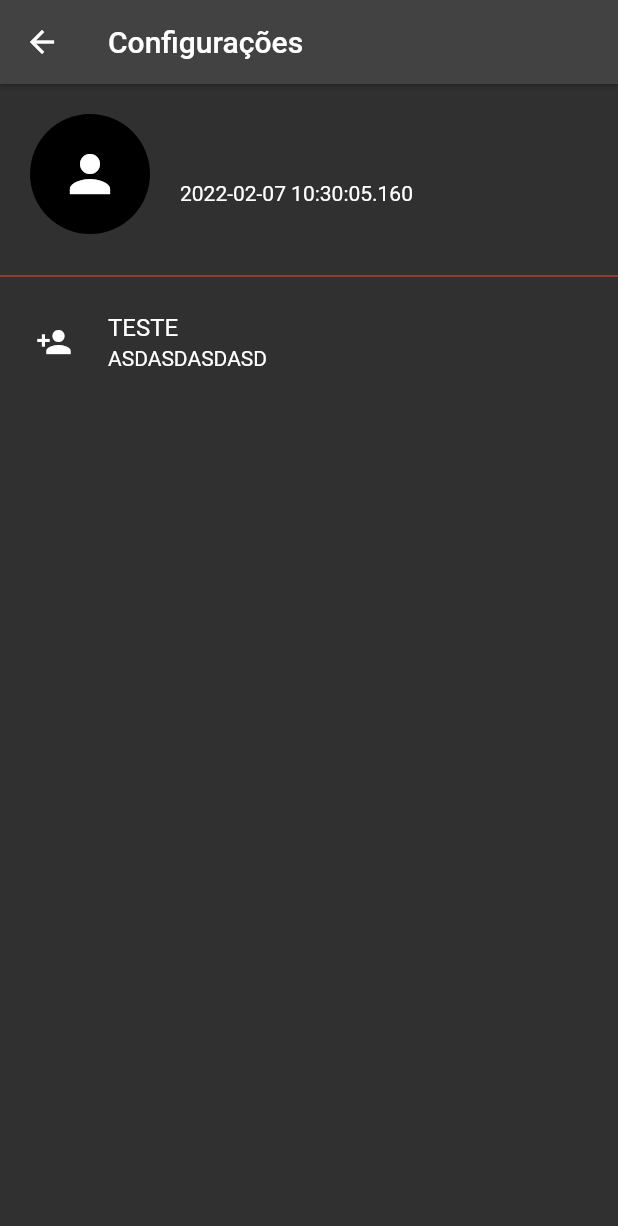
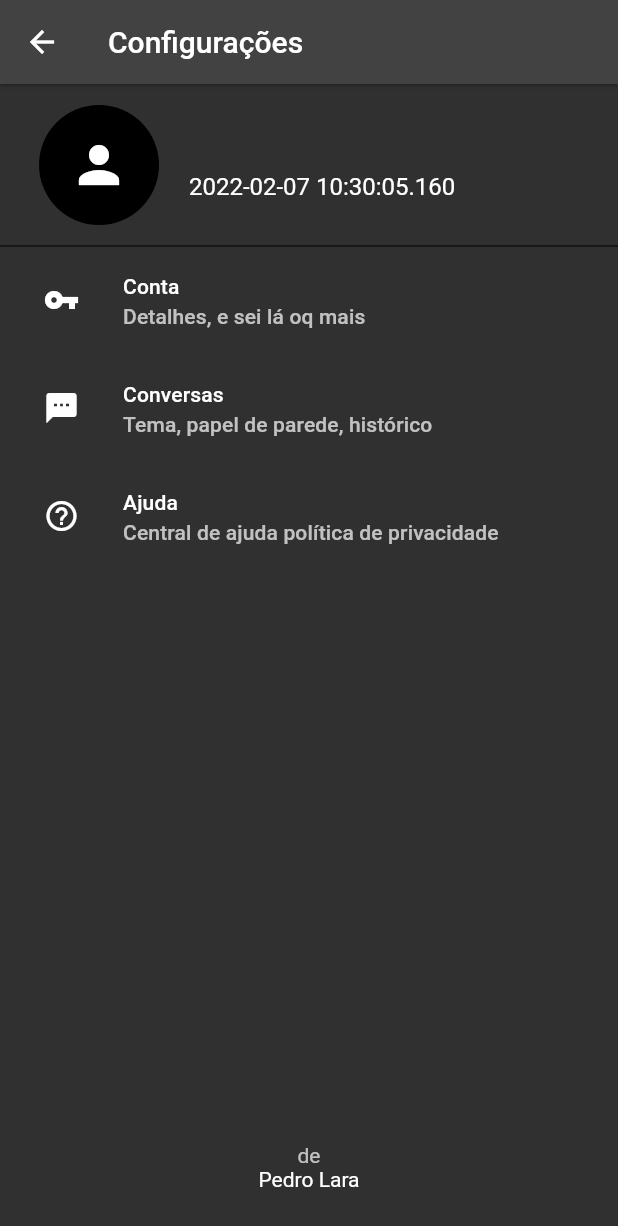
Before and after one commit to PLLara/Clone-Do-Whatsapp, a Flutter app: the Configuracoes screen opened directly, on a phone screen of 412 x 824 dp. Shown: the top 1226 px of the screen. Run offline on Flutter 3.47's test engine with Material 2 defaults, Android fonts, the light colour scheme and no system bars; our stand-ins replace cached_network_image, camera, firebase_auth, firebase_core, firebase_database, firebase_storage and 5 more; accounts and stored records are empty.

Commit message:
Configurações atualizadas

```diff
--- a/lib/common/themes/default.dart
+++ b/lib/common/themes/default.dart
@@ -14,7 +14,7 @@ import 'package:flutter/material.dart';
 //   ),
 // );
 
-var defaultColor = Colors.yellow;
+var defaultColor = Colors.amber;
 
 defaultAppTheme() {
   return ThemeData.dark().copyWith(
--- a/lib/features/2_app/2.1_conversas/2_conversa/widgets/bottom_input.dart
+++ b/lib/features/2_app/2.1_conversas/2_conversa/widgets/bottom_input.dart
@@ -69,8 +69,7 @@ class BottomInputBar extends StatelessWidget {
                                     TextButton(
                                       onPressed: () {
                                         Get.back();
-                                        if (image != null) {
-                                          var ref = FirebaseStorage.instance.ref('conversas/geral/${Uuid().v4()}');
+                                        var ref = FirebaseStorage.instance.ref('conversas/geral/${const Uuid().v4()}');
                                         try {
                                           ref.putFile(File(image.path)).then(
                                             (p0) async {
@@ -85,7 +84,6 @@ class BottomInputBar extends StatelessWidget {
                                               File(image.path),
                                             ),
                                           );
-                                          }
                                         }
                                       },
                                       child: Text("Send"),
--- a/lib/features/2_app/2_tab_controller.dart/2.0_tab_controller.dart
+++ b/lib/features/2_app/2_tab_controller.dart/2.0_tab_controller.dart
@@ -25,13 +25,13 @@ class _HomeState extends State<Home> {
     List<TabData> myTabs = [
       TabData(
         myTab: const Tab(
-          text: 'Conversas',
+          text: 'CONVERSAS',
         ),
         myWidget: Conversas(),
       ),
       TabData(
         myTab: const Tab(
-          text: 'Status',
+          text: 'STATUS',
         ),
         myWidget: Scaffold(
           body: Center(child: Text(":)")),
--- a/lib/features/2_app/3_configuracoes/configuracoes_widget.dart
+++ b/lib/features/2_app/3_configuracoes/configuracoes_widget.dart
@@ -1,5 +1,9 @@
+// ignore_for_file: must_be_immutable
+
 import 'package:firebase_auth/firebase_auth.dart';
 import 'package:flutter/material.dart';
+import 'package:get/get.dart';
+import 'package:whatsapp2/common/navigator/go_to_page.dart';
 
 class Configuracoes extends StatelessWidget {
   const Configuracoes({
@@ -8,27 +12,264 @@ class Configuracoes extends StatelessWidget {
 
   @override
   Widget build(BuildContext context) {
+    return Scaffold(
+      appBar: AppBar(
+        title: const Text('Configurações'),
+      ),
+      body: Column(
+        mainAxisSize: MainAxisSize.max,
+        mainAxisAlignment: MainAxisAlignment.spaceBetween,
+        children: [
+          Column(
+            children: [
+              UserIdentity(
+                onTap: () {
+                  goToPage(
+                    const UserDetails(
+                      key: Key('userdetails'),
+                    ),
+                  );
+                },
+              ),
+              const Divider(
+                height: 0,
+                color: Colors.black,
+              ),
+              Column(
+                mainAxisSize: MainAxisSize.max,
+                children: const [
+                  ConfigurationOption(
+                    title: "Conta",
+                    subtitle: "Detalhes, e sei lá oq mais",
+                    icon: Icons.vpn_key,
+                  ),
+                  ConfigurationOption(
+                    title: "Conversas",
+                    subtitle: "Tema, papel de parede, histórico",
+                    icon: Icons.sms,
+                  ),
+                  ConfigurationOption(
+                    title: "Ajuda",
+                    subtitle: "Central de ajuda política de privacidade",
+                    icon: Icons.help_outline,
+                  ),
+                ],
+              ),
+            ],
+          ),
+          Center(
+            child: Column(
+              children: const [
+                Text(
+                  'de',
+                  style: TextStyle(color: Colors.white70),
+                ),
+                Text('Pedro Lara'),
+                SizedBox(
+                  height: 30,
+                )
+              ],
+            ),
+          )
+        ],
+      ),
+    );
+  }
+}
+
+class UserDetails extends StatelessWidget {
+  const UserDetails({
+    Key? key,
+  }) : super(key: key);
+
+  @override
+  Widget build(BuildContext context) {
+    return Scaffold(
+      appBar: AppBar(),
+      body: Column(
+        children: [
+          Center(
+            child: Hero(
+              tag: 'avatar',
+              child: TextButton(
+                onPressed: () {},
+                child: const Padding(
+                  padding: EdgeInsets.all(20.0),
+                  child: CircleAvatar(
+                    radius: 70,
+                    child: Icon(
+                      Icons.person,
+                      size: 70,
+                    ),
+                  ),
+                ),
+              ),
+            ),
+          ),
+          ConfigurationOption(
+            title: 'Nome',
+            subtitle: FirebaseAuth.instance.currentUser?.displayName ?? '',
+            icon: Icons.person,
+            endIcon: Icons.edit,
+            callback: () {
+              showModalBottomSheet(
+                context: context,
+                shape: const RoundedRectangleBorder(
+                  borderRadius: BorderRadius.vertical(
+                    top: Radius.circular(
+                      5.0,
+                    ),
+                  ),
+                ),
+                isScrollControlled: true,
+                builder: (context) => const ChangeNameBottomSheet(),
+              );
+            },
+          ),
+          const Divider(
+            height: 0,
+            color: Colors.black,
+          ),
+          ConfigurationOption(
+            title: 'Telefone',
+            subtitle: FirebaseAuth.instance.currentUser?.phoneNumber ?? '',
+            icon: Icons.phone,
+          ),
+        ],
+      ),
+    );
+  }
+}
+
+class ChangeNameBottomSheet extends StatefulWidget {
+  const ChangeNameBottomSheet({
+    Key? key,
+  }) : super(key: key);
+
+  @override
+  State<ChangeNameBottomSheet> createState() => _ChangeNameBottomSheetState();
+}
+
+class _ChangeNameBottomSheetState extends State<ChangeNameBottomSheet> {
+  TextEditingController nameController = TextEditingController();
+
+  @override
+  Widget build(BuildContext context) {
+    return Padding(
+      padding: const EdgeInsets.symmetric(horizontal: 25),
+      child: Column(
+        crossAxisAlignment: CrossAxisAlignment.start,
+        mainAxisSize: MainAxisSize.min,
+        children: [
+          Row(
+            mainAxisSize: MainAxisSize.max,
+            mainAxisAlignment: MainAxisAlignment.end,
+            children: [
+              TextButton(
+                onPressed: () {
+                  Get.back();
+                },
+                child: const Text("CANCELAR"),
+              ),
+              TextButton(
+                onPressed: () async {
+                  Get.back();
+                  await FirebaseAuth.instance.currentUser?.updateDisplayName(nameController.text).then(
+                        (value) => {
+                          Get.showSnackbar(
+                            const GetSnackBar(
+                              title: "Success",
+                              message: ":)",
+                            ),
+                          )
+                        },
+                      );
+                },
+                child: const Text("SALVAR"),
+              ),
+            ],
+          ),
+          const Padding(
+            padding: EdgeInsets.only(top: 20),
+            child: Text(
+              'Insira seu nome',
+            ),
+          ),
+          Padding(
+            padding: EdgeInsets.only(bottom: MediaQuery.of(context).viewInsets.bottom),
+            child: TextField(
+              controller: nameController,
+              autofocus: true,
+            ),
+          ),
+          const SizedBox(height: 10),
+        ],
+      ),
+    );
+  }
+}
+
+class ConfigurationOption extends StatelessWidget {
+  final String title;
+  final String subtitle;
+  final IconData icon;
+
+  final IconData? endIcon;
+
+  final VoidCallback? callback;
+
+  const ConfigurationOption({Key? key, required this.title, required this.subtitle, required this.icon, this.endIcon, this.callback}) : super(key: key);
+
+  @override
+  Widget build(BuildContext context) {
+    return ListTile(
+      onTap: callback,
+      leading: SizedBox(
+        width: 50,
+        child: Center(
+          child: Icon(icon),
+        ),
+      ),
+      title: Text(
+        title,
+        style: Theme.of(context).textTheme.subtitle2,
+      ),
+      subtitle: Text(
+        subtitle,
+        style: Theme.of(context).textTheme.subtitle2?.copyWith(
+              color: Colors.white70,
+            ),
+      ),
+      trailing: Icon(endIcon),
+    );
+  }
+}
+
+class UserIdentity extends StatelessWidget {
+  VoidCallback onTap;
+
+  UserIdentity({Key? key, required this.onTap}) : super(key: key);
+
+  @override
+  Widget build(BuildContext context) {
     var currentUser = FirebaseAuth.instance.currentUser;
     var phoneNumber = (currentUser?.phoneNumber ?? '').toString();
     var name = currentUser?.displayName;
     var asd = currentUser?.metadata;
-    return Scaffold(
-      appBar: AppBar(
-        title: const Text('Configurações'),
-      ),
-      body: SingleChildScrollView(
-        child: Column(
-          mainAxisSize: MainAxisSize.max,
-          children: [
-            Padding(
-              padding: const EdgeInsets.all(20.0),
+    return ListTile(
+      onTap: onTap,
+      title: Padding(
+        padding: const EdgeInsets.all(10.0),
         child: Row(
           children: [
-                  const CircleAvatar(
+            const Hero(
+              tag: 'avatar',
+              child: CircleAvatar(
                 radius: 40,
                 child: Icon(
                   Icons.person,
                   size: 40,
+                ),
               ),
             ),
             const SizedBox(
@@ -50,30 +291,6 @@ class Configuracoes extends StatelessWidget {
           ],
         ),
       ),
-            const Divider(
-              color: Colors.red,
-            ),
-            Column(
-              mainAxisSize: MainAxisSize.max,
-              children: [
-                ListTile(
-                  onTap: () {},
-                  hoverColor: Colors.red,
-                  focusColor: Colors.red,
-                  leading: const SizedBox(
-                    width: 40,
-                    child: Center(
-                      child: Icon(Icons.person_add),
-                    ),
-                  ),
-                  title: const Text("TESTE"),
-                  subtitle: const Text("ASDASDASDASD"),
-                )
-              ],
-            )
-          ],
-        ),
-      ),
     );
   }
 }
```
Also changed, not shown: lib/common/navigator/go_to_page.dart (added, +11 -0 lines), lib/features/2_app/2_tab_controller.dart/appbar/appbar_widget.dart (+7 -6 lines), lib/features/1_initial_screen/pages/1_initial_screen/widgets/4_concordar_widget.dart (line endings or trailing spaces). Lines whose indentation alone changed are shown as unchanged.
